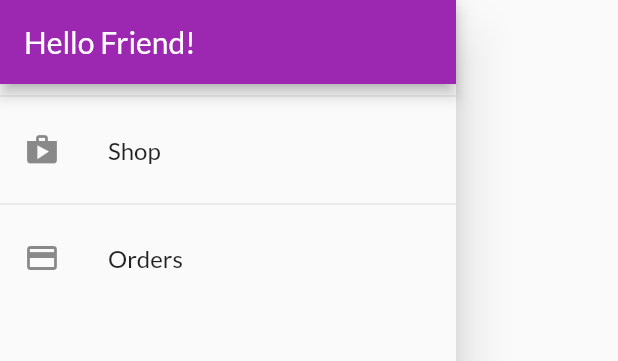
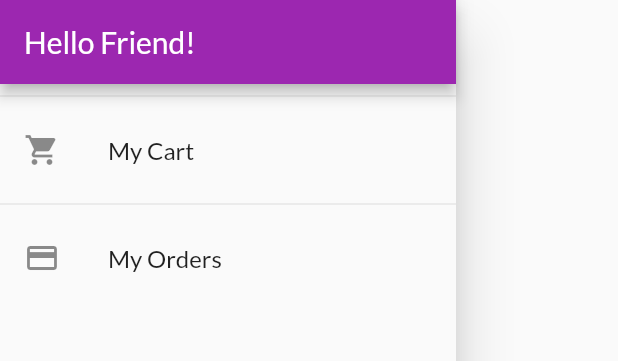
Before and after one commit to mlrosalesg/flutter_shop, a Flutter app: the AppDrawer widget shown alone on an empty page, opened directly, on a phone screen of 412 x 824 dp. Shown: the top 361 px of the screen. Run offline on Flutter 3.47's test engine with Material 2 defaults, Android fonts, the phone set to English and light mode, and no system bars; network calls fail.

Commit message:
Changed drawer behaviour

```diff
--- a/lib/screens/orders_screen.dart
+++ b/lib/screens/orders_screen.dart
@@ -3,7 +3,7 @@ import 'package:provider/provider.dart';
 
 import '../providers/orders.dart';
 import '../widgets/order_item.dart';
-import '../widgets/app_drawer.dart';
+//import '../widgets/app_drawer.dart';
 
 class OrdersScreen extends StatelessWidget {
   static const routeName = '/orders';
@@ -19,7 +19,6 @@ class OrdersScreen extends StatelessWidget {
         itemCount: orders.orderList.length,
         itemBuilder: (ctx, i) => OrderListItem(orders.orderList[i]),
       ),
-      drawer: AppDrawer(),
     );
   }
 }
--- a/lib/widgets/app_drawer.dart
+++ b/lib/widgets/app_drawer.dart
@@ -1,6 +1,6 @@
 import 'package:flutter/material.dart';
+import 'package:shop/screens/cart_screen.dart';
 
-import '../screens/products_overview_screen.dart';
 import '../screens/orders_screen.dart';
 
 class AppDrawer extends StatelessWidget {
@@ -16,18 +16,17 @@ class AppDrawer extends StatelessWidget {
           ),
           Divider(),
           ListTile(
-            leading: Icon(Icons.shop),
-            title: Text('Shop'),
+            leading: Icon(Icons.shopping_cart),
+            title: Text('My Cart'),
             onTap: () {
               //Navigator.of(context).pushReplacementNamed('/');
-              Navigator.of(context)
-                  .pushReplacementNamed(ProductsOverviewScreen.routeName);
+              Navigator.of(context).pushNamed(CartScreen.routeName);
             },
           ),
           Divider(),
           ListTile(
             leading: Icon(Icons.payment),
-            title: Text('Orders'),
+            title: Text('My Orders'),
             onTap: () {
               Navigator.of(context).pushNamed(OrdersScreen.routeName);
             },
```
